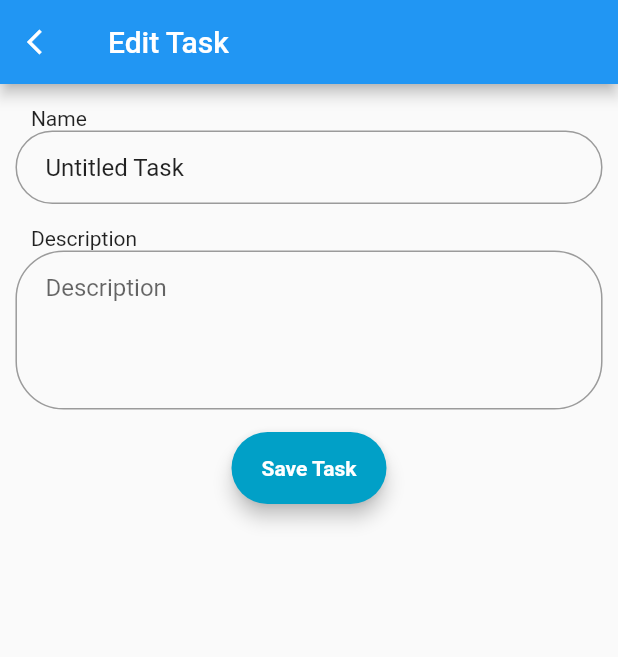
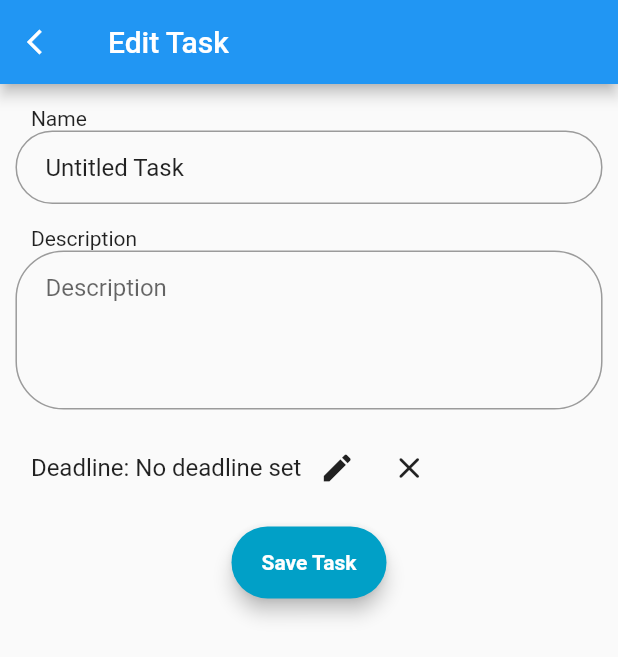
Before and after one commit to Nikhilalalalala/Do-It-frontend, a Flutter app: the EditTodoView screen opened directly with empty values, after a tap on the "edit" icon, on a phone screen of 412 x 824 dp. Shown: the top 657 px of the screen. Run offline on Flutter 3.47's test engine with Material 2 defaults, Android fonts, the phone set to English and light mode, and no system bars; our stand-ins replace bloc, equatable, flutter_bloc, flutter_secure_storage; accounts and stored records are empty; network calls fail.

Commit message:
Add new user and editing date

```diff
--- a/lib/Dashboard/EditTodoView.dart
+++ b/lib/Dashboard/EditTodoView.dart
@@ -21,12 +21,13 @@ class EditTodoViewState extends State<EditTodoView> {
   TextEditingController taskNameController;
   TextEditingController taskDescriptionController;
   bool isEditing = false;
-
+  DateTime currentDate;
   EditTodoViewState(this.todo);
 
   @override
   void initState() {
     super.initState();
+    currentDate = null;
     taskNameController = TextEditingController(text: todo.getName());
     taskDescriptionController =
         TextEditingController(text: todo.getDescription());
@@ -54,70 +55,40 @@ class EditTodoViewState extends State<EditTodoView> {
         children: [
           SizedBox(height: 15.0),
           Center(
-              child: FractionallySizedBox(
+              child: Text(todo.getName(),
+                  overflow: TextOverflow.visible,
+                  style: TextStyle(
+                      fontSize: 25, decoration: TextDecoration.underline))),
+          SizedBox(height: 20.0),
+          FractionallySizedBox(
               widthFactor: 0.95,
               child: Row(
-                // mainAxisAlignment: MainAxisAlignment.spaceBetween,
                 children: [
-                  Text("Name:"),
-                  Container(
-                    decoration: BoxDecoration(
-                        border: Border(
-                            bottom: BorderSide(
-                                width: 1.0, color: Color(0xFF000000)))),
-                    child: Text(todo.getName()),
-                    // child: TextField(
-                    //   decoration: InputDecoration(
-                    //       contentPadding: EdgeInsets.fromLTRB(
-                    //           20.0, 15.0, 20.0, 15.0),
-                    //       hintText: "Name of Task",
-                    //       border: OutlineInputBorder(
-                    //           borderRadius:
-                    //           BorderRadius.circular(32.0))),
-                    //
-                    // ),
-                  )
-                ]),
+                  Icon(Icons.notes),
+                  Expanded(
+                      child: Container(
+                    margin: EdgeInsets.only(left: 10.0),
+                    child: Text(todo.getDescription(),
+                        style: TextStyle(fontSize: 20)),
                   )),
-          SizedBox(height: 15.0),
-          Center(
-              child: FractionallySizedBox(
+                ],
+              )),
+          SizedBox(height: 20.0),
+          FractionallySizedBox(
               widthFactor: 0.95,
               child: Row(
-                    // mainAxisAlignment: MainAxisAlignment.spaceBetween,
                 children: [
-                      Text("Description: "),
+                  Icon(Icons.calendar_today_outlined),
                   Container(
-                        decoration: BoxDecoration(
-                            border: Border(
-                                bottom: BorderSide(
-                                    width: 1.0, color: Color(0xFF000000)))),
-                        child: Text(todo.getDescription()),
-                        // child: TextField(
-                        //   decoration: InputDecoration(
-                        //       contentPadding: EdgeInsets.fromLTRB(
-                        //           20.0, 15.0, 20.0, 15.0),
-                        //       hintText: "Name of Task",
-                        //       border: OutlineInputBorder(
-                        //           borderRadius:
-                        //           BorderRadius.circular(32.0))),
-                        //
-                        // ),
+                    margin: EdgeInsets.only(left: 10.0),
+                    child: Text(
+                        todo.getDateGoal() == null
+                            ? "No deadline set"
+                            : showDate(todo.getDateGoal()),
+                        style: TextStyle(fontSize: 20)),
                   )
                 ],
               ))
-              // child: TextFormField(
-              //   controller: taskDescriptionController,
-              //   decoration: InputDecoration(
-              //       contentPadding:
-              //       EdgeInsets.fromLTRB(20.0, 15.0, 20.0, 15.0),
-              //       hintText: "Description",
-              //       border: OutlineInputBorder(
-              //           borderRadius: BorderRadius.circular(32.0))),
-              //   minLines: 4,
-              //   maxLines: 6,
-              // ),
-              ),
         ],
       ),
       floatingActionButton: FloatingActionButton(
@@ -196,6 +167,25 @@ class EditTodoViewState extends State<EditTodoView> {
                   ),
                 ),
                 SizedBox(height: 15.0),
+                FractionallySizedBox(
+                    widthFactor: 0.9,
+                    child: Row(
+                      children: [
+                        Text("Deadline: " + (currentDate == null
+                            ? "No deadline set"
+                            : showDate(currentDate)), style: TextStyle(
+                            fontSize: 16),),
+                        IconButton(
+                          icon: Icon(Icons.edit),
+                          onPressed: () => selectDate(context),
+                        ),
+                        IconButton(
+                          icon: Icon(Icons.close_rounded),
+                          onPressed: () => clearDate(context),
+                        ),
+                      ],
+                    )),
+                SizedBox(height: 15.0),
                 Material(
                   elevation: 5.0,
                   borderRadius: BorderRadius.circular(30.0),
@@ -206,7 +196,8 @@ class EditTodoViewState extends State<EditTodoView> {
                       if (formKey.currentState.validate()) {
                         showSnackBar(context, "Editing your task");
                       }
-                      BlocProvider.of<TodoCubit>(context).updateTodoNameAndDescription(
+                      BlocProvider.of<TodoCubit>(context)
+                          .updateTodoNameAndDescription(
                               todo,
                               taskNameController.text,
                               taskDescriptionController.text);
@@ -226,6 +217,25 @@ class EditTodoViewState extends State<EditTodoView> {
             )));
   }
 
+  Future<void> selectDate(BuildContext context) async {
+    final DateTime pickedDate = await showDatePicker(
+        context: context,
+        initialDate: DateTime.now(),
+        firstDate: DateTime.now(),
+        lastDate: DateTime(2050));
+    if (pickedDate != null)
+      setState(() {
+        currentDate = pickedDate;
+      });
+  }
+
+
+  clearDate(BuildContext context) {
+    setState(() {
+      currentDate = null;
+    });
+  }
+
   void showSnackBar(BuildContext context, String message) {
     final snackBar = SnackBar(content: Text(message));
     ScaffoldMessenger.of(context).showSnackBar(snackBar);
@@ -238,4 +248,12 @@ class EditTodoViewState extends State<EditTodoView> {
     taskDescriptionController.dispose();
     super.dispose();
   }
+
+  String showDate(DateTime currentDate) {
+    return currentDate.day.toString() +
+        "/" +
+        currentDate.month.toString() +
+        "/" +
+        currentDate.year.toString();
   }
+}
--- a/lib/Dashboard/todo_cubit.dart
+++ b/lib/Dashboard/todo_cubit.dart
@@ -21,7 +21,7 @@ class TodoCubit extends Cubit<TodoState> {
     }
   }
 
-  void createTodo(String name, String description, {String date_goal}) {
+  void createTodo(String name, String description, {DateTime date_goal}) {
     date_goal != null
         ? todoRepository.createTodo(name, description, date_goal: date_goal)
         : todoRepository.createTodo(name, description);
--- a/lib/Login/login_event.dart
+++ b/lib/Login/login_event.dart
@@ -17,3 +17,5 @@ class LoginPasswordChanged extends LoginEvent {
 class LoginButtonClicked extends LoginEvent {}
 
 class LoginSubmissionReset extends LoginEvent {}
+
+class IntentionToCreateNewUser extends LoginEvent {}
--- a/lib/Login/login_state.dart
+++ b/lib/Login/login_state.dart
@@ -39,3 +39,5 @@ class LoginFailure extends LoginState {
   @override
   List<Object> get props => [error];
 }
+
+class CreatingNewUserPageState extends LoginState {}
--- a/lib/Service/TodosRepository.dart
+++ b/lib/Service/TodosRepository.dart
@@ -9,7 +9,7 @@ class Todo {
   String name;
   String description;
   bool isDone;
-  String dateGoal;
+  DateTime dateGoal;
 
   Todo(
       {this.id = '',
@@ -36,12 +36,17 @@ class Todo {
       };
     } else {
       return {
-        "id" : id,
+        "id"
+            : id,
         "name": this.name,
         "description": this.description,
         "isDone": this.isDone.toString(),
       };
     }
+  }
+
+  String getDateGoalString() {
+    return dateGoal.toString();
   }
 
   String getName() {
@@ -56,7 +61,7 @@ class Todo {
   String getDescription() {
     return description;
   }
-  String getDateGoal() {
+  DateTime getDateGoal() {
     return dateGoal;
   }
   double getProgress() {
@@ -73,6 +78,10 @@ class Todo {
 
   void setDescription(String description) {
     this.description = description;
+  }
+
+  void setDateGoal(DateTime dateGoal) {
+    this.dateGoal = dateGoal;
   }
 
   @override
@@ -109,7 +118,7 @@ class TodoRepository {
     return todoList;
   }
 
-  void createTodo(String name, String description, {String date_goal}) async {
+  void createTodo(String name, String description, {DateTime date_goal}) async {
     String token = await AuthService.getToken();
     print(new Todo(name: name, description: description, dateGoal: date_goal).toDatabaseJson());
     http.Response response = await http.post(
```
Also changed, not shown: lib/Dashboard/DashboardPage.dart (+5 -3 lines), lib/Dashboard/NewTodoView.dart (+49 -3 lines), lib/Login/CreateNewUserPage.dart (added, +199 -0 lines), lib/Login/LoginPage.dart (+33 -31 lines), lib/Login/create_new_user_cubit.dart (added, +25 -0 lines), lib/Login/create_new_user_state.dart (added, +43 -0 lines), lib/Login/login_bloc.dart (+8 -3 lines), lib/Service/AuthRepository.dart (+15 -0 lines). Lines whose indentation alone changed are shown as unchanged.
